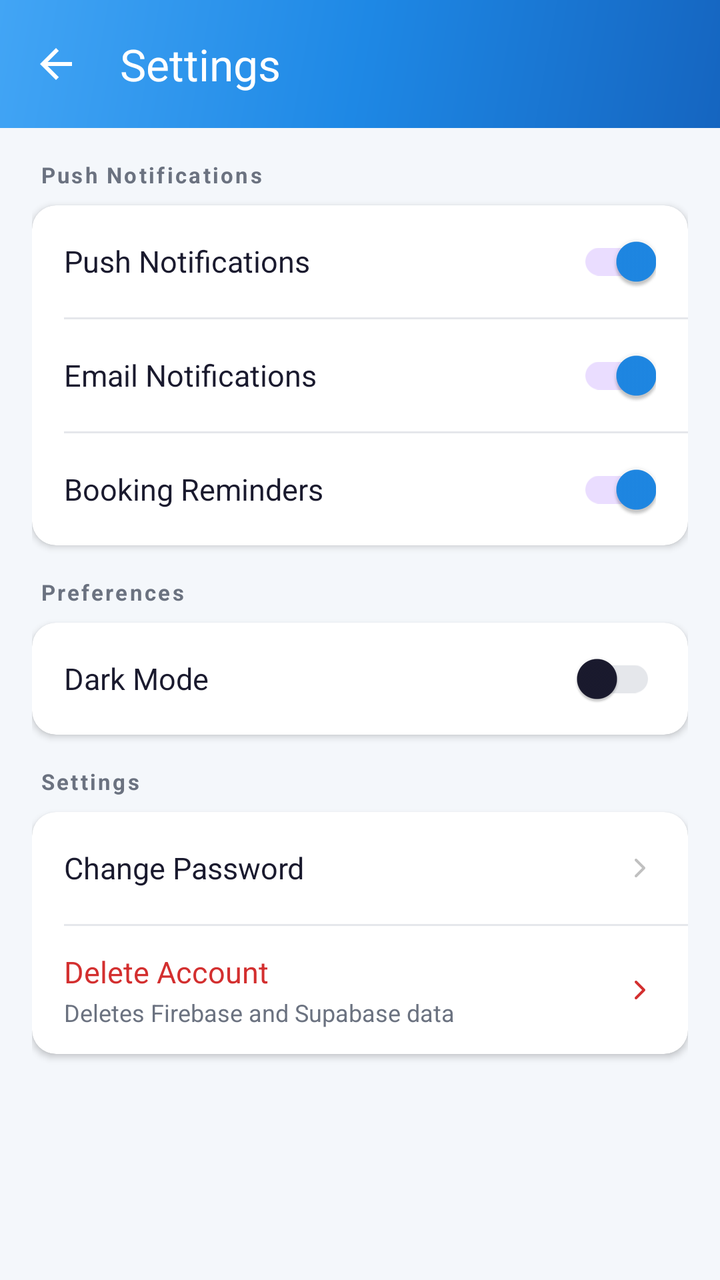
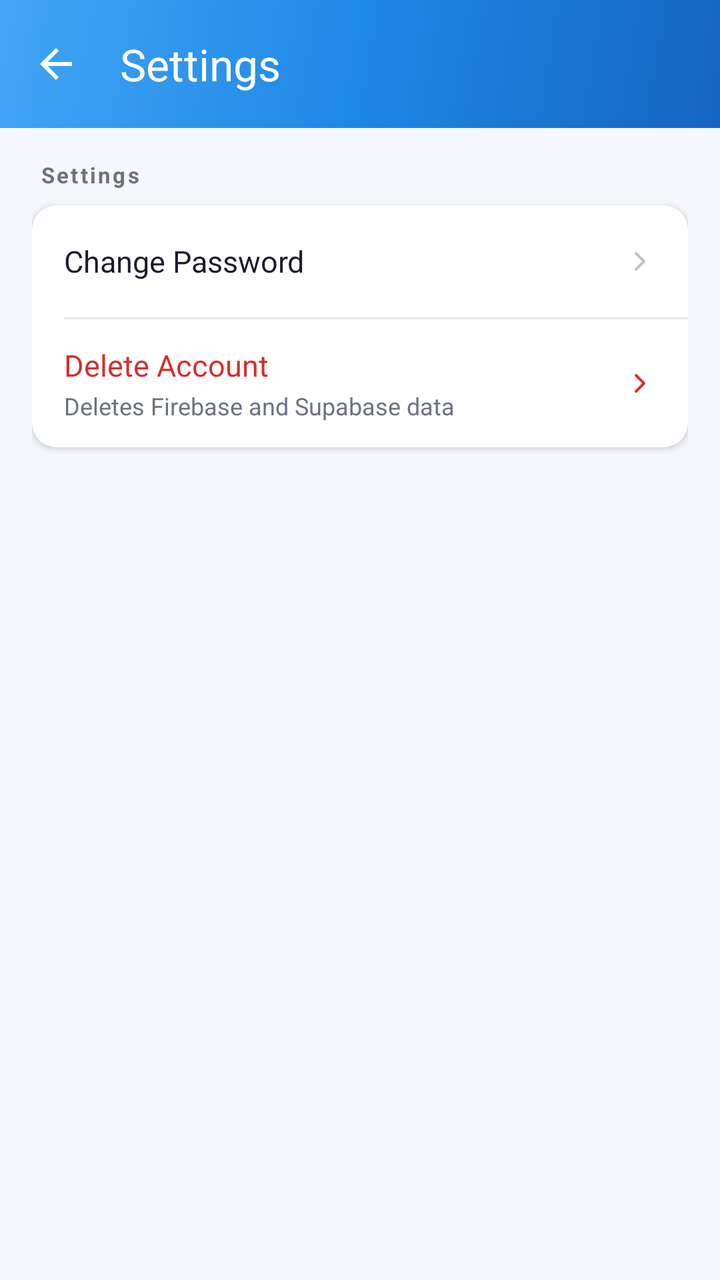

Compare the two renders of this Android layout. The source of the first and the diff that turns it into the second are given below.
<!-- AndroidManifest.xml: application theme Theme.QuickFix -->
<!-- res/layout/activity_settings.xml -->
<?xml version="1.0" encoding="utf-8"?>
<FrameLayout
    xmlns:android="http://schemas.android.com/apk/res/android"
    xmlns:app="http://schemas.android.com/apk/res-auto"
    android:layout_width="match_parent"
    android:layout_height="match_parent">

<LinearLayout
    android:layout_width="match_parent"
    android:layout_height="match_parent"
    android:orientation="vertical"
    android:background="@color/screen_background">

    
    <com.google.android.material.appbar.MaterialToolbar
        android:id="@+id/toolbarSettings"
        android:layout_width="match_parent"
        android:layout_height="?attr/actionBarSize"
        android:background="@drawable/bg_profile_header_gradient"
        app:title="@string/settings_title"
        app:titleTextColor="@color/white"
        app:navigationIcon="@drawable/ic_back"
        app:navigationIconTint="@color/white" />

    <androidx.core.widget.NestedScrollView
        android:layout_width="match_parent"
        android:layout_height="match_parent"
        android:overScrollMode="never">

        <LinearLayout
            android:layout_width="match_parent"
            android:layout_height="wrap_content"
            android:orientation="vertical"
            android:padding="16dp">

            
            <TextView
                android:layout_width="wrap_content"
                android:layout_height="wrap_content"
                android:text="@string/settings_push_notif"
                android:textColor="@color/text_secondary"
                android:textSize="11sp"
                android:textStyle="bold"
                android:letterSpacing="0.1"
                android:layout_marginBottom="8dp"
                android:paddingStart="4dp"
                android:paddingEnd="4dp" />

            <androidx.cardview.widget.CardView
                android:layout_width="match_parent"
                android:layout_height="wrap_content"
                app:cardCornerRadius="12dp"
                app:cardElevation="2dp"
                app:cardBackgroundColor="@color/card_bg"
                android:layout_marginBottom="16dp">

                <LinearLayout
                    android:layout_width="match_parent"
                    android:layout_height="wrap_content"
                    android:orientation="vertical">

                    <LinearLayout
                        android:layout_width="match_parent"
                        android:layout_height="56dp"
                        android:orientation="horizontal"
                        android:gravity="center_vertical"
                        android:paddingStart="16dp"
                        android:paddingEnd="16dp">
                        <TextView
                            android:layout_width="0dp"
                            android:layout_height="wrap_content"
                            android:layout_weight="1"
                            android:text="@string/settings_push_notif"
                            android:textColor="@color/text_primary"
                            android:textSize="15sp" />
                        <com.google.android.material.switchmaterial.SwitchMaterial
                            android:id="@+id/switchPushNotifications"
                            android:layout_width="wrap_content"
                            android:layout_height="wrap_content"
                            android:checked="true" />
                    </LinearLayout>

                    <View android:layout_width="match_parent" android:layout_height="1dp"
                        android:layout_marginStart="16dp" android:background="@color/divider" />

                    <LinearLayout
                        android:layout_width="match_parent"
                        android:layout_height="56dp"
                        android:orientation="horizontal"
                        android:gravity="center_vertical"
                        android:paddingStart="16dp"
                        android:paddingEnd="16dp">
                        <TextView
                            android:layout_width="0dp"
                            android:layout_height="wrap_content"
                            android:layout_weight="1"
                            android:text="@string/settings_email_notif"
                            android:textColor="@color/text_primary"
                            android:textSize="15sp" />
                        <com.google.android.material.switchmaterial.SwitchMaterial
                            android:id="@+id/switchEmailNotifications"
                            android:layout_width="wrap_content"
                            android:layout_height="wrap_content"
                            android:checked="true" />
                    </LinearLayout>

                    <View android:layout_width="match_parent" android:layout_height="1dp"
                        android:layout_marginStart="16dp" android:background="@color/divider" />

                    <LinearLayout
                        android:layout_width="match_parent"
                        android:layout_height="56dp"
                        android:orientation="horizontal"
                        android:gravity="center_vertical"
                        android:paddingStart="16dp"
                        android:paddingEnd="16dp">
                        <TextView
                            android:layout_width="0dp"
                            android:layout_height="wrap_content"
                            android:layout_weight="1"
                            android:text="@string/settings_booking_reminders"
                            android:textColor="@color/text_primary"
                            android:textSize="15sp" />
                        <com.google.android.material.switchmaterial.SwitchMaterial
                            android:id="@+id/switchBookingReminders"
                            android:layout_width="wrap_content"
                            android:layout_height="wrap_content"
                            android:checked="true" />
                    </LinearLayout>

                </LinearLayout>
            </androidx.cardview.widget.CardView>

            
            <TextView
                android:layout_width="wrap_content"
                android:layout_height="wrap_content"
                android:text="@string/profile_preferences_section"
                android:textColor="@color/text_secondary"
                android:textSize="11sp"
                android:textStyle="bold"
                android:letterSpacing="0.1"
                android:layout_marginBottom="8dp"
                android:paddingStart="4dp"
                android:paddingEnd="4dp" />

            <androidx.cardview.widget.CardView
                android:layout_width="match_parent"
                android:layout_height="wrap_content"
                app:cardCornerRadius="12dp"
                app:cardElevation="2dp"
                app:cardBackgroundColor="@color/card_bg"
                android:layout_marginBottom="16dp">

                <LinearLayout
                    android:layout_width="match_parent"
                    android:layout_height="wrap_content"
                    android:orientation="vertical">

                    <LinearLayout
                        android:layout_width="match_parent"
                        android:layout_height="56dp"
                        android:orientation="horizontal"
                        android:gravity="center_vertical"
                        android:paddingStart="16dp"
                        android:paddingEnd="16dp">
                        <TextView
                            android:layout_width="0dp"
                            android:layout_height="wrap_content"
                            android:layout_weight="1"
                            android:text="@string/settings_dark_mode"
                            android:textColor="@color/text_primary"
                            android:textSize="15sp" />
                        <com.google.android.material.switchmaterial.SwitchMaterial
                            android:id="@+id/switchDarkMode"
                            android:layout_width="wrap_content"
                            android:layout_height="wrap_content"
                            android:checked="false" />
                    </LinearLayout>

                </LinearLayout>
            </androidx.cardview.widget.CardView>


            
            <TextView
                android:layout_width="wrap_content"
                android:layout_height="wrap_content"
                android:text="@string/settings_title"
                android:textColor="@color/text_secondary"
                android:textSize="11sp"
                android:textStyle="bold"
                android:letterSpacing="0.1"
                android:layout_marginBottom="8dp"
                android:paddingStart="4dp"
                android:paddingEnd="4dp" />

            <androidx.cardview.widget.CardView
                android:layout_width="match_parent"
                android:layout_height="wrap_content"
                app:cardCornerRadius="12dp"
                app:cardElevation="2dp"
                app:cardBackgroundColor="@color/card_bg"
                android:layout_marginBottom="24dp">

                <LinearLayout
                    android:layout_width="match_parent"
                    android:layout_height="wrap_content"
                    android:orientation="vertical">

                    <LinearLayout
                        android:id="@+id/settingsChangePassword"
                        android:layout_width="match_parent"
                        android:layout_height="56dp"
                        android:orientation="horizontal"
                        android:gravity="center_vertical"
                        android:paddingStart="16dp"
                        android:paddingEnd="16dp"
                        android:background="?attr/selectableItemBackground"
                        android:clickable="true"
                        android:focusable="true">
                        <TextView
                            android:layout_width="0dp"
                            android:layout_height="wrap_content"
                            android:layout_weight="1"
                            android:text="@string/settings_change_password"
                            android:textColor="@color/text_primary"
                            android:textSize="15sp" />
                        <ImageView
                            android:layout_width="16dp"
                            android:layout_height="16dp"
                            android:src="@drawable/ic_arrow_right"
                            app:tint="@color/muted_icon"
                            android:contentDescription="@string/nav_home" />
                    </LinearLayout>

                    <View android:layout_width="match_parent" android:layout_height="1dp"
                        android:layout_marginStart="16dp" android:background="@color/divider" />

                    <LinearLayout
                        android:id="@+id/settingsDeleteAccount"
                        android:layout_width="match_parent"
                        android:layout_height="wrap_content"
                        android:minHeight="64dp"
                        android:orientation="horizontal"
                        android:gravity="center_vertical"
                        android:paddingStart="16dp"
                        android:paddingTop="10dp"
                        android:paddingEnd="16dp"
                        android:paddingBottom="10dp"
                        android:background="?attr/selectableItemBackground"
                        android:clickable="true"
                        android:focusable="true">

                        <LinearLayout
                            android:layout_width="0dp"
                            android:layout_height="wrap_content"
                            android:layout_weight="1"
                            android:orientation="vertical">

                            <TextView
                                android:layout_width="wrap_content"
                                android:layout_height="wrap_content"
                                android:text="@string/settings_delete_account"
                                android:textColor="@color/error_red"
                                android:textSize="15sp" />

                            <TextView
                                android:layout_width="wrap_content"
                                android:layout_height="wrap_content"
                                android:layout_marginTop="2dp"
                                android:text="@string/settings_delete_account_data_scope"
                                android:textColor="@color/text_secondary"
                                android:textSize="12sp" />

                        </LinearLayout>

                        <ImageView
                            android:layout_width="16dp"
                            android:layout_height="16dp"
                            android:src="@drawable/ic_arrow_right"
                            app:tint="@color/error_red"
                            android:contentDescription="@string/nav_home" />
                    </LinearLayout>

                </LinearLayout>
            </androidx.cardview.widget.CardView>

        </LinearLayout>
    </androidx.core.widget.NestedScrollView>

</LinearLayout>

    
    <FrameLayout
        android:id="@+id/settingsLoadingOverlay"
        android:layout_width="match_parent"
        android:layout_height="match_parent"
        android:background="@color/overlay_scrim"
        android:visibility="gone"
        android:clickable="true"
        android:focusable="true"
        android:elevation="8dp">

        <androidx.cardview.widget.CardView
            android:layout_width="160dp"
            android:layout_height="140dp"
            android:layout_gravity="center"
            app:cardCornerRadius="16dp"
            app:cardElevation="8dp"
            app:cardBackgroundColor="@color/card_bg">

            <LinearLayout
                android:layout_width="match_parent"
                android:layout_height="match_parent"
                android:orientation="vertical"
                android:gravity="center"
                android:padding="12dp">

                <ProgressBar
                    android:layout_width="44dp"
                    android:layout_height="44dp"
                    android:indeterminateTint="@color/error_red" />

                <TextView
                    android:id="@+id/tvDeletingMessage"
                    android:layout_width="wrap_content"
                    android:layout_height="wrap_content"
                    android:layout_marginTop="12dp"
                    android:text="@string/settings_delete_overlay_supabase"
                    android:textSize="13sp"
                    android:textColor="@color/text_primary"
                    android:gravity="center" />

            </LinearLayout>
        </androidx.cardview.widget.CardView>

    </FrameLayout>

</FrameLayout>
<!-- resources referenced by this layout -->
<resources>
  <color name="card_bg">#FFFFFF</color>
  <color name="divider">#E5E7EB</color>
  <color name="error_red">#D32F2F</color>
  <color name="muted_icon">#C0C0C0</color>
  <color name="overlay_scrim">#99000000</color>
  <color name="screen_background">#F4F7FB</color>
  <color name="text_primary">#1A1A2E</color>
  <color name="text_secondary">#6B7280</color>
  <color name="white">#FFFFFFFF</color>
  <!-- drawable bg_profile_header_gradient (drawable) -->
  <?xml version="1.0" encoding="utf-8"?>
  <shape xmlns:android="http://schemas.android.com/apk/res/android">
      <gradient
          android:startColor="#1565C0"
          android:centerColor="#1E88E5"
          android:endColor="#42A5F5"
          android:angle="135"
          android:type="linear" />
  </shape>
  <!-- drawable ic_arrow_right (drawable) -->
  <?xml version="1.0" encoding="utf-8"?>
  <vector xmlns:android="http://schemas.android.com/apk/res/android"
      android:width="24dp"
      android:height="24dp"
      android:viewportWidth="24"
      android:viewportHeight="24">
      <path
          android:fillColor="@android:color/transparent"
          android:pathData="M9,18l6,-6-6,-6"
          android:strokeColor="#6B7280"
          android:strokeWidth="2"
          android:strokeLineCap="round"
          android:strokeLineJoin="round"/>
  </vector>
  <!-- drawable ic_back (drawable) -->
  <vector xmlns:android="http://schemas.android.com/apk/res/android"
      android:width="24dp"
      android:height="24dp"
      android:viewportWidth="24"
      android:viewportHeight="24">
      <path
          android:fillColor="@android:color/black"
          android:pathData="M20,11H7.83l5.59,-5.59L12,4l-8,8 8,8 1.41,-1.41L7.83,13H20v-2z" />
  </vector>
  <string name="nav_home">Home</string>
  <string name="profile_preferences_section">Preferences</string>
  <string name="settings_booking_reminders">Booking Reminders</string>
  <string name="settings_change_password">Change Password</string>
  <string name="settings_dark_mode">Dark Mode</string>
  <string name="settings_delete_account">Delete Account</string>
  <string name="settings_delete_account_data_scope">Deletes Firebase and Supabase data</string>
  <string name="settings_delete_overlay_supabase" translatable="false">Deleting account data...</string>
  <string name="settings_email_notif">Email Notifications</string>
  <string name="settings_push_notif">Push Notifications</string>
  <string name="settings_title">Settings</string>
  <style name="Theme.QuickFix" parent="Base.Theme.QuickFix" />
  <color name="primary">#1E88E5</color>
  <color name="primary_dark">#1565C0</color>
  <color name="accent_green">#43A047</color>
  <color name="surface_variant">#F5F7FA</color>
  <style name="Theme.QuickFix.AdminDialog" parent="ThemeOverlay.Material3.MaterialAlertDialog">
          <item name="colorSurface">@color/card_bg</item>
          <item name="colorOnSurface">@color/text_primary</item>
          <item name="colorOutline">@color/divider</item>
      </style>
  <style name="Theme.QuickFix.BottomSheet" parent="ThemeOverlay.Material3.BottomSheetDialog">
          <item name="colorSurface">@color/card_bg</item>
          <item name="colorOnSurface">@color/text_primary</item>
          <item name="android:colorBackground">@color/card_bg</item>
      </style>
  <style name="Widget.QuickFix.Button" parent="Widget.Material3.Button">
          <item name="backgroundTint">@color/primary</item>
          <item name="android:textColor">@color/white</item>
      </style>
  <style name="Widget.QuickFix.Chip.Filter" parent="Widget.Material3.Chip.Filter">
          <item name="chipBackgroundColor">@color/surface_variant</item>
          <item name="android:textColor">@color/text_primary</item>
          <item name="checkedIconTint">@color/primary</item>
      </style>
  <color name="input_background">#FFFFFF</color>
  <color name="input_stroke">#1E88E5</color>
  <color name="input_hint">#6B7280</color>
  <color name="input_icon">#455A64</color>
  <!-- unchanged entries left out for length: 2 -->
</resources>

<!-- the commit's change to res/layout/activity_settings.xml (unified diff, before → after) -->
@@ -32,154 +32,6 @@
             android:layout_height="wrap_content"
             android:orientation="vertical"
             android:padding="16dp">
-
-            
-            <TextView
-                android:layout_width="wrap_content"
-                android:layout_height="wrap_content"
-                android:text="@string/settings_push_notif"
-                android:textColor="@color/text_secondary"
-                android:textSize="11sp"
-                android:textStyle="bold"
-                android:letterSpacing="0.1"
-                android:layout_marginBottom="8dp"
-                android:paddingStart="4dp"
-                android:paddingEnd="4dp" />
-
-            <androidx.cardview.widget.CardView
-                android:layout_width="match_parent"
-                android:layout_height="wrap_content"
-                app:cardCornerRadius="12dp"
-                app:cardElevation="2dp"
-                app:cardBackgroundColor="@color/card_bg"
-                android:layout_marginBottom="16dp">
-
-                <LinearLayout
-                    android:layout_width="match_parent"
-                    android:layout_height="wrap_content"
-                    android:orientation="vertical">
-
-                    <LinearLayout
-                        android:layout_width="match_parent"
-                        android:layout_height="56dp"
-                        android:orientation="horizontal"
-                        android:gravity="center_vertical"
-                        android:paddingStart="16dp"
-                        android:paddingEnd="16dp">
-                        <TextView
-                            android:layout_width="0dp"
-                            android:layout_height="wrap_content"
-                            android:layout_weight="1"
-                            android:text="@string/settings_push_notif"
-                            android:textColor="@color/text_primary"
-                            android:textSize="15sp" />
-                        <com.google.android.material.switchmaterial.SwitchMaterial
-                            android:id="@+id/switchPushNotifications"
-                            android:layout_width="wrap_content"
-                            android:layout_height="wrap_content"
-                            android:checked="true" />
-                    </LinearLayout>
-
-                    <View android:layout_width="match_parent" android:layout_height="1dp"
-                        android:layout_marginStart="16dp" android:background="@color/divider" />
-
-                    <LinearLayout
-                        android:layout_width="match_parent"
-                        android:layout_height="56dp"
-                        android:orientation="horizontal"
-                        android:gravity="center_vertical"
-                        android:paddingStart="16dp"
-                        android:paddingEnd="16dp">
-                        <TextView
-                            android:layout_width="0dp"
-                            android:layout_height="wrap_content"
-                            android:layout_weight="1"
-                            android:text="@string/settings_email_notif"
-                            android:textColor="@color/text_primary"
-                            android:textSize="15sp" />
-                        <com.google.android.material.switchmaterial.SwitchMaterial
-                            android:id="@+id/switchEmailNotifications"
-                            android:layout_width="wrap_content"
-                            android:layout_height="wrap_content"
-                            android:checked="true" />
-                    </LinearLayout>
-
-                    <View android:layout_width="match_parent" android:layout_height="1dp"
-                        android:layout_marginStart="16dp" android:background="@color/divider" />
-
-                    <LinearLayout
-                        android:layout_width="match_parent"
-                        android:layout_height="56dp"
-                        android:orientation="horizontal"
-                        android:gravity="center_vertical"
-                        android:paddingStart="16dp"
-                        android:paddingEnd="16dp">
-                        <TextView
-                            android:layout_width="0dp"
-                            android:layout_height="wrap_content"
-                            android:layout_weight="1"
-                            android:text="@string/settings_booking_reminders"
-                            android:textColor="@color/text_primary"
-                            android:textSize="15sp" />
-                        <com.google.android.material.switchmaterial.SwitchMaterial
-                            android:id="@+id/switchBookingReminders"
-                            android:layout_width="wrap_content"
-                            android:layout_height="wrap_content"
-                            android:checked="true" />
-                    </LinearLayout>
-
-                </LinearLayout>
-            </androidx.cardview.widget.CardView>
-
-            
-            <TextView
-                android:layout_width="wrap_content"
-                android:layout_height="wrap_content"
-                android:text="@string/profile_preferences_section"
-                android:textColor="@color/text_secondary"
-                android:textSize="11sp"
-                android:textStyle="bold"
-                android:letterSpacing="0.1"
-                android:layout_marginBottom="8dp"
-                android:paddingStart="4dp"
-                android:paddingEnd="4dp" />
-
-            <androidx.cardview.widget.CardView
-                android:layout_width="match_parent"
-                android:layout_height="wrap_content"
-                app:cardCornerRadius="12dp"
-                app:cardElevation="2dp"
-                app:cardBackgroundColor="@color/card_bg"
-                android:layout_marginBottom="16dp">
-
-                <LinearLayout
-                    android:layout_width="match_parent"
-                    android:layout_height="wrap_content"
-                    android:orientation="vertical">
-
-                    <LinearLayout
-                        android:layout_width="match_parent"
-                        android:layout_height="56dp"
-                        android:orientation="horizontal"
-                        android:gravity="center_vertical"
-                        android:paddingStart="16dp"
-                        android:paddingEnd="16dp">
-                        <TextView
-                            android:layout_width="0dp"
-                            android:layout_height="wrap_content"
-                            android:layout_weight="1"
-                            android:text="@string/settings_dark_mode"
-                            android:textColor="@color/text_primary"
-                            android:textSize="15sp" />
-                        <com.google.android.material.switchmaterial.SwitchMaterial
-                            android:id="@+id/switchDarkMode"
-                            android:layout_width="wrap_content"
-                            android:layout_height="wrap_content"
-                            android:checked="false" />
-                    </LinearLayout>
-
-                </LinearLayout>
-            </androidx.cardview.widget.CardView>
 
 
             
<!-- resource entries referenced after the edit -->
@@ -45,15 +45,10 @@
           android:pathData="M20,11H7.83l5.59,-5.59L12,4l-8,8 8,8 1.41,-1.41L7.83,13H20v-2z" />
   </vector>
   <string name="nav_home">Home</string>
-  <string name="profile_preferences_section">Preferences</string>
-  <string name="settings_booking_reminders">Booking Reminders</string>
   <string name="settings_change_password">Change Password</string>
-  <string name="settings_dark_mode">Dark Mode</string>
   <string name="settings_delete_account">Delete Account</string>
   <string name="settings_delete_account_data_scope">Deletes Firebase and Supabase data</string>
   <string name="settings_delete_overlay_supabase" translatable="false">Deleting account data...</string>
-  <string name="settings_email_notif">Email Notifications</string>
-  <string name="settings_push_notif">Push Notifications</string>
   <string name="settings_title">Settings</string>
   <style name="Theme.QuickFix" parent="Base.Theme.QuickFix" />
   <color name="primary">#1E88E5</color>
